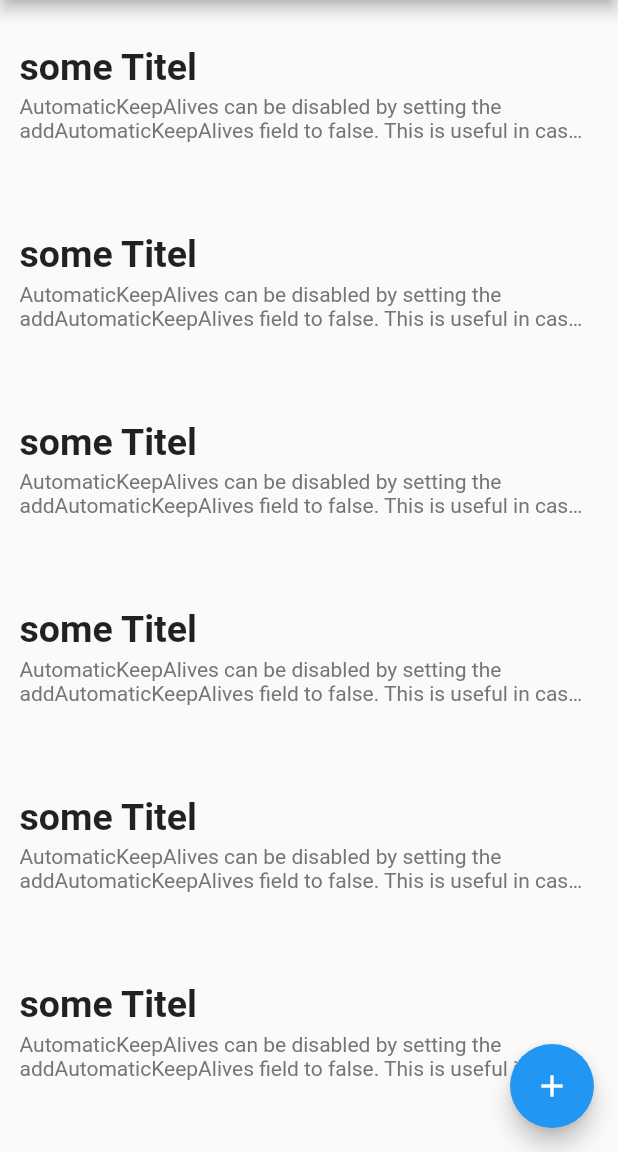
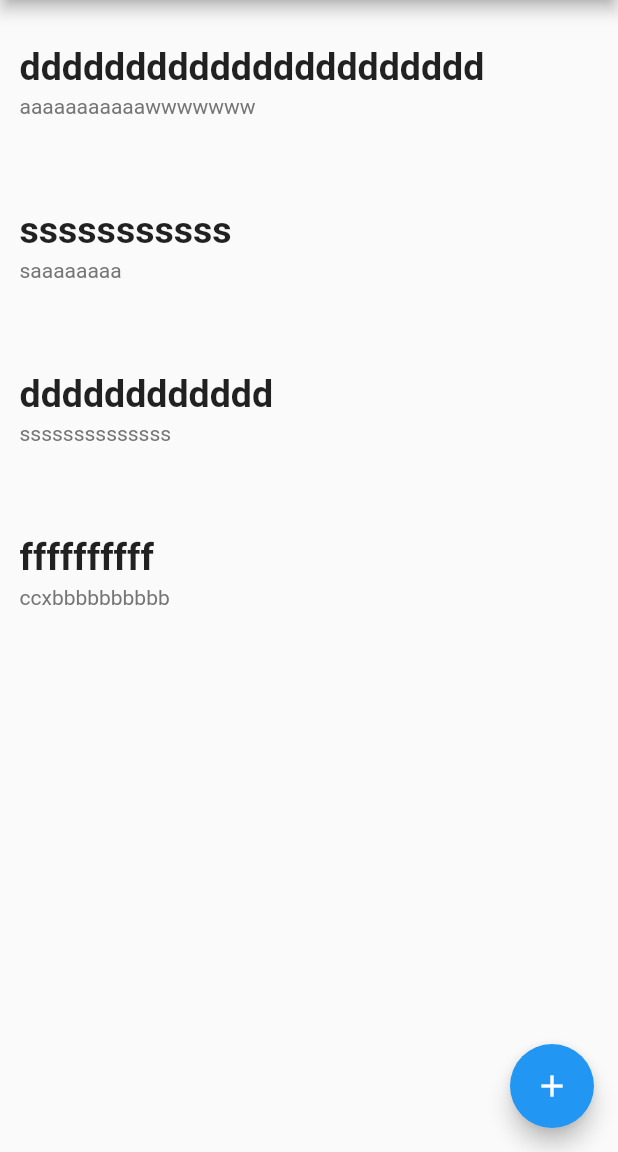
Before and after one commit to Eng-MahmoudBasuony/note_app, a Flutter app: the screen it shows after launch, on a phone screen of 412 x 824 dp, the part 84-1236 px from its top. Run offline on Flutter 3.47's test engine with Material 2 defaults, Android fonts, the phone set to English and light mode, and no system bars.

Commit message:
Test InheritedWidget

```diff
--- a/lib/Views/note_list.dart
+++ b/lib/Views/note_list.dart
@@ -1,19 +1,35 @@
 import 'package:flutter/cupertino.dart';
 import 'package:flutter/material.dart';
 import 'package:note_app/Views/note.dart';
+import 'package:note_app/inherited_widgets/note_inherited_widgets.dart';
 
-class NoteList extends StatelessWidget {
+class NoteList extends StatefulWidget {
+  @override
+  NoteListState createState() {
+    return NoteListState();
+  }
+}
+
+class NoteListState extends State<NoteList> {
+
+  List<Map<String, String>> get _notes {
+    return NoteInheritedWidgets.of(context).notes;
+  }
+
   @override
   Widget build(BuildContext context) {
     return Scaffold(
       appBar: AppBar(
         title: Text('Notes'),
       ),
-      body: ListView.builder(itemBuilder: (context, index) {
+      body: ListView.builder(
+        itemBuilder: (context, index) {
           return GestureDetector(
             onTap: () {
               Navigator.push(
-                context, MaterialPageRoute(builder: (context) => Note(NoteMode.Editing)));
+                  context,
+                  MaterialPageRoute(
+                      builder: (context) => Note(NoteMode.Editing)));
             },
             child: Padding(
               padding: const EdgeInsets.only(
@@ -21,20 +37,22 @@ class NoteList extends StatelessWidget {
               child: Column(
                 crossAxisAlignment: CrossAxisAlignment.start,
                 children: <Widget>[
-                _NoteTitle(),
+                  _NoteTitle(_notes[index]['titel']),
                   Container(
                     height: 4,
                   ),
-                _NoteText(),
+                  _NoteText(_notes[index]['text']),
                 ],
               ),
             ),
           );
-      }),
+        }, //item Builder
+        itemCount: _notes.length, //item Count
+      ),
       floatingActionButton: FloatingActionButton(
         onPressed: () {
-          Navigator.push(
-              context, MaterialPageRoute(builder: (context) => Note(NoteMode.Adding)));
+          Navigator.push(context,
+              MaterialPageRoute(builder: (context) => Note(NoteMode.Adding)));
         },
         child: Icon(Icons.add),
       ),
@@ -43,27 +61,28 @@ class NoteList extends StatelessWidget {
 }
 
 class _NoteTitle extends StatelessWidget {
+  final String _titel;
+
+  _NoteTitle(this._titel);
+
   @override
   Widget build(BuildContext context) {
     return Text(
-      "some Titel",
+      _titel,
       style: TextStyle(fontSize: 25.0, fontWeight: FontWeight.bold),
     );
   }
 }
 
 class _NoteText extends StatelessWidget {
+
+  final String _text;
+  _NoteText(this._text);
+
   @override
   Widget build(BuildContext context) {
     return Text(
-      "AutomaticKeepAlives can be disabled by setting the "
-      "addAutomaticKeepAlives field to false."
-      " This is useful in cases where the elements don’t"
-      " need to be kept alive or for a custom implementation of KeepAlive "
-      "AutomaticKeepAlives can be disabled by setting the "
-      "addAutomaticKeepAlives field to false."
-      " This is useful in cases where the elements don’t"
-      " need to be kept alive or for a custom implementation of KeepAlive",
+      _text,
       style: TextStyle(color: Colors.grey.shade600),
       maxLines: 2,
       overflow: TextOverflow.ellipsis,
--- /dev/null
+++ b/lib/inherited_widgets/note_inherited_widgets.dart
@@ -0,0 +1,33 @@
+import 'package:flutter/material.dart';
+import 'package:flutter/cupertino.dart';
+
+class NoteInheritedWidgets extends InheritedWidget {
+
+
+  final  notes = [
+    {'titel': 'dddddddddddddddddddddd',
+      'text': 'aaaaaaaaaaawwwwwww'
+    },
+    {'titel': 'sssssssssss',
+      'text': 'saaaaaaaa'
+    },
+    {'titel': 'dddddddddddd',
+      'text': 'ssssssssssssss'
+    },
+    {'titel': 'ffffffffff',
+      'text': 'ccxbbbbbbbbbb'
+    },
+  ];
+
+  NoteInheritedWidgets(Widget child) :super(child :child);
+
+  static NoteInheritedWidgets of(BuildContext context) {
+    return (context.inheritFromWidgetOfExactType(NoteInheritedWidgets)
+        as NoteInheritedWidgets);
+  }
+
+  @override
+  bool updateShouldNotify(NoteInheritedWidgets oldWidget) {
+    return oldWidget.notes!=notes;
+  }
+}
--- a/lib/main.dart
+++ b/lib/main.dart
@@ -1,18 +1,20 @@
 import 'package:flutter/material.dart';
 import 'package:note_app/Views/note_list.dart';
+import 'package:note_app/inherited_widgets/note_inherited_widgets.dart';
 
-void main()
-{
+void main() {
   runApp(App());
 }
 
 class App extends StatelessWidget {
   @override
-  Widget build(BuildContext context)
-  {
-    return MaterialApp(
-      title: 'Notes',
-      home: NoteList(),
+  Widget build(BuildContext context) {
+
+    return NoteInheritedWidgets(
+      MaterialApp(
+        title: 'Notes',
+        home: NoteList(),
+      ),
     );
   }
 }
```
Lines whose indentation alone changed are shown as unchanged.
